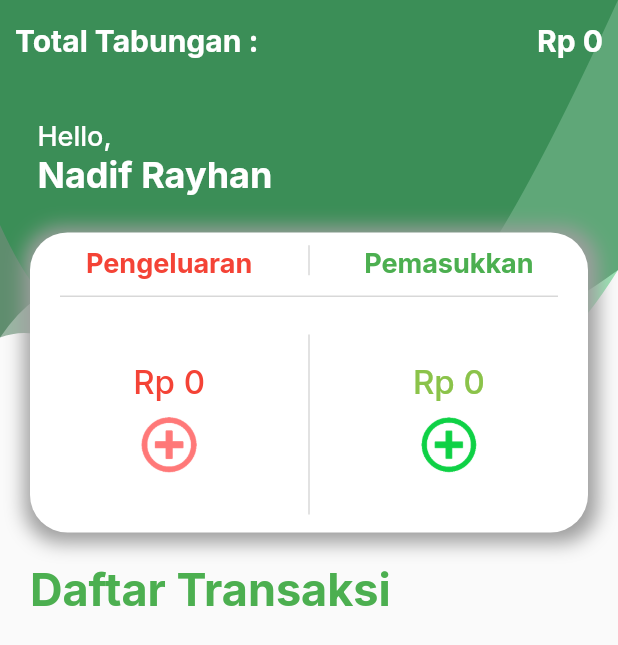
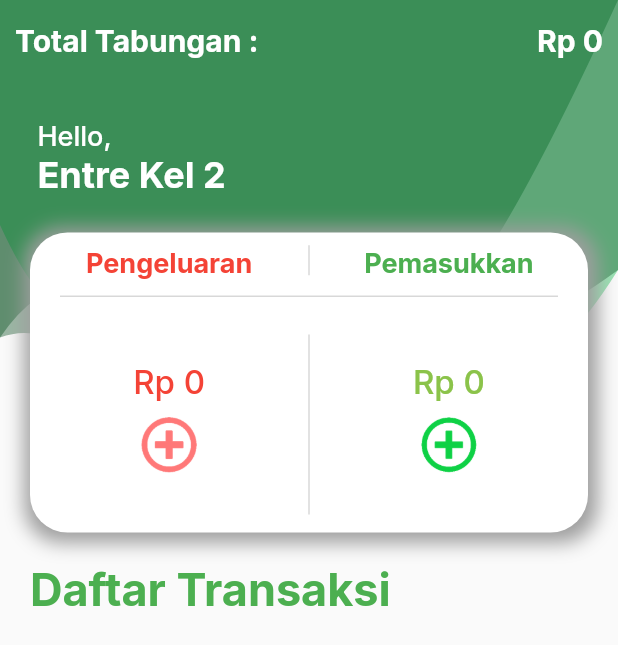
Before and after one commit to nadifray/piroduidku, a Flutter app: the screen it shows after launch, on a phone screen of 412 x 824 dp. Shown: the top 645 px of the screen. Run offline on Flutter 3.47's test engine with Material 2 defaults, Android fonts, the light colour scheme and no system bars; our stand-ins replace circular_profile_avatar, google_fonts.

Commit message:
Set Name to Entre Kel 2

```diff
--- a/lib/Page/home_page.dart
+++ b/lib/Page/home_page.dart
@@ -113,7 +113,7 @@ class _HomeScreenState extends State<HomeScreen> {
                                   color: Colors.white),
                             ),
                             Text(
-                              "Nadif Rayhan",
+                              "Entre Kel 2",
                               style: GoogleFonts.inter(
                                   fontSize: 24,
                                   fontWeight: FontWeight.w700,
```
